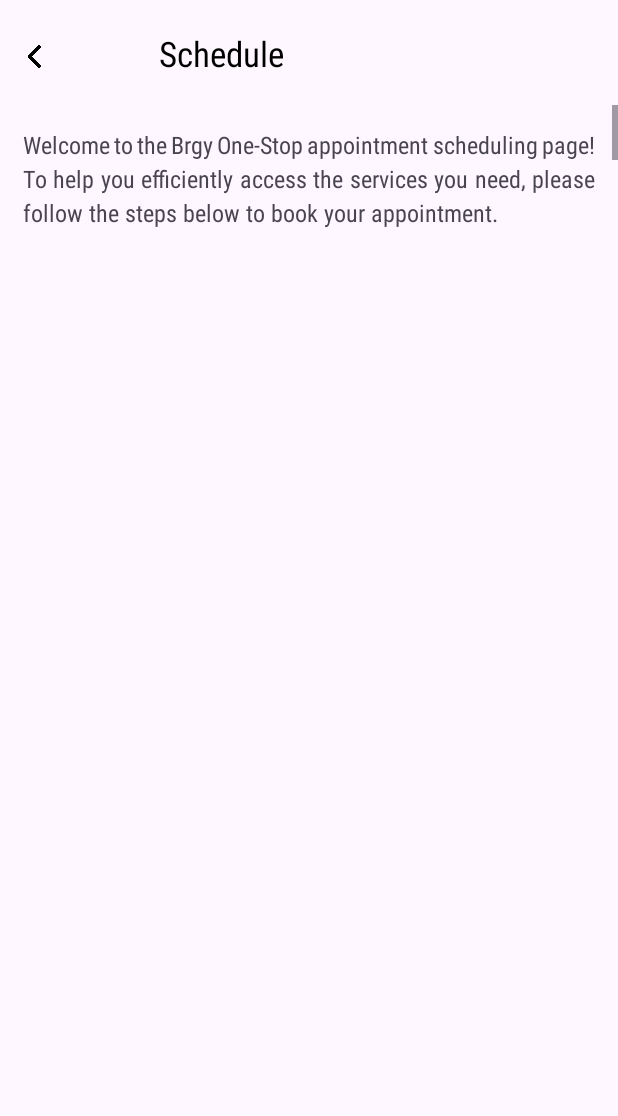
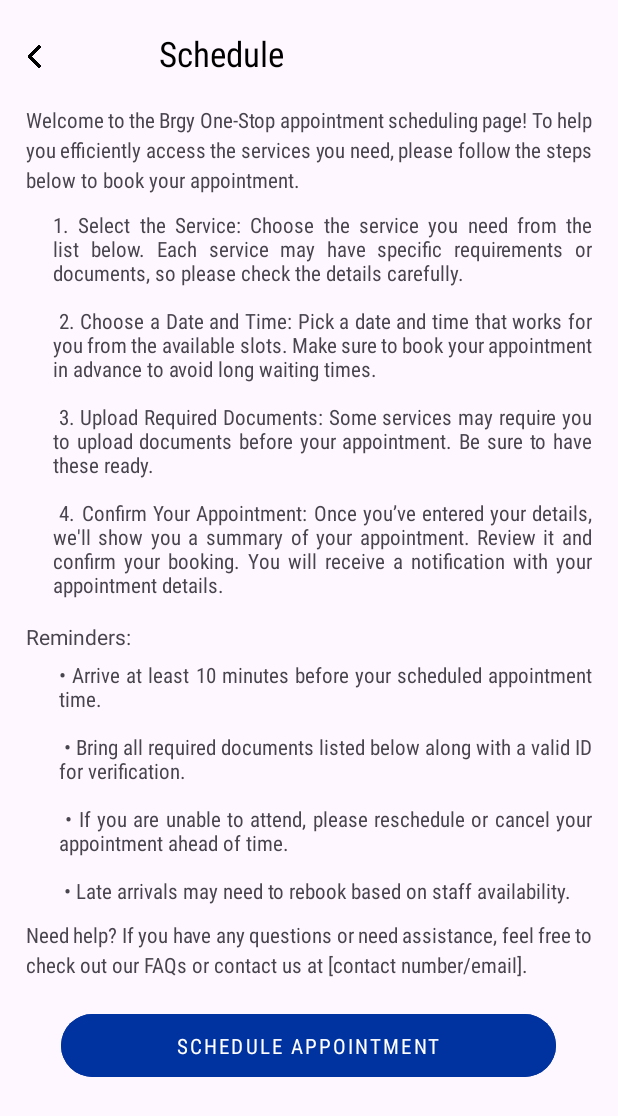
Before and after one commit to IgotW/BrgyOneStop, an Android app built with Jetpack Compose: the layout activity_schedule_appointment.xml on its own in the app's theme, with its tools: preview values and no code run, on a phone screen of 412 x 824 dp. Shown: the top 1116 px of the screen. Run offline under Robolectric (Android 15) with nearby library versions, the phone set to English and light mode, and no system bars.

Commit message:
initial wordings

```diff
--- a/app/src/main/res/layout/activity_schedule_appointment.xml
+++ b/app/src/main/res/layout/activity_schedule_appointment.xml
@@ -25,28 +25,77 @@
     </LinearLayout>
     <ScrollView
         android:layout_width="match_parent"
-        android:layout_height="match_parent">
+        android:layout_height="730dp">
+
         <LinearLayout
             android:layout_width="match_parent"
-            android:layout_height="match_parent">
+            android:layout_height="730dp"
+            android:orientation="vertical">
+
+            <TextView
+                android:layout_width="match_parent"
+                android:layout_height="70dp"
+                android:fontFamily="sans-serif-condensed"
+                android:justificationMode="inter_word"
+                android:lineSpacingExtra="4dp"
+                android:paddingLeft="17dp"
+                android:paddingRight="17dp"
+                android:text="Welcome to the Brgy One-Stop appointment scheduling page! To help you efficiently access the services you need, please follow the steps below to book your appointment."
+                android:textSize="14sp" />
+
+            <TextView
+                android:id="@+id/justifiedinstructionText"
+                android:layout_width="match_parent"
+                android:layout_height="match_parent"
+                android:fontFamily="sans-serif-condensed"
+                android:justificationMode="inter_word"
+                android:paddingLeft="35dp"
+                android:paddingRight="17dp"
+                android:text="@string/instructions_text"
+                android:textSize="14sp" />
+
+            <TextView
+                android:layout_width="match_parent"
+                android:layout_height="25dp"
+                android:layout_marginTop="15dp"
+                android:justificationMode="inter_word"
+                android:lineSpacingExtra="4dp"
+                android:paddingLeft="17dp"
+                android:text="Reminders:"
+                android:textSize="14sp" />
+
+            <TextView
+                android:id="@+id/justifiedreminderText"
+                android:layout_width="match_parent"
+                android:layout_height="match_parent"
+                android:fontFamily="sans-serif-condensed"
+                android:justificationMode="inter_word"
+                android:paddingLeft="39dp"
+                android:paddingRight="17dp"
+                android:text="@string/reminders_text"
+                android:textSize="14sp" />
+
             <TextView
                 android:layout_width="match_parent"
                 android:layout_height="match_parent"
-                android:text="Welcome to the Brgy One-Stop appointment scheduling page! To help you efficiently access the services you need, please follow the steps below to book your appointment."
-                android:padding="15dp"
+                android:layout_marginTop="10dp"
+                android:fontFamily="sans-serif-condensed"
                 android:justificationMode="inter_word"
                 android:lineSpacingExtra="4dp"
-                android:textSize="16sp"
-                android:fontFamily="sans-serif-condensed"/>
-            <TextView
-                android:id="@+id/justifiedText"
-                android:layout_width="match_parent"
-                android:layout_height="match_parent"
-                android:text="@string/instructions_text"
-                android:justificationMode="inter_word"
-                android:lineSpacingExtra="4dp"
-                android:textSize="16sp"
-                android:padding="16dp"/>
+                android:paddingLeft="17dp"
+                android:paddingRight="17dp"
+                android:text="Need help? If you have any questions or need assistance, feel free to check out our FAQs or contact us at [contact number/email]."
+                android:textSize="14sp" />
+
+            <Button
+                android:layout_width="330dp"
+                android:layout_height="50dp"
+                android:layout_gravity="center"
+                android:layout_marginTop="19dp"
+                android:backgroundTint="@color/primary_button"
+                android:fontFamily="sans-serif-condensed"
+                android:letterSpacing="0.1"
+                android:text="SCHEDULE APPOINTMENT" />
         </LinearLayout>
     </ScrollView>
 </LinearLayout>
--- a/app/src/main/res/layout/activity_schedule_appointment_form.xml
+++ b/app/src/main/res/layout/activity_schedule_appointment_form.xml
@@ -23,4 +23,22 @@
             android:layout_marginTop="20dp"
             android:layout_marginLeft="75dp"/>
     </LinearLayout>
+    <ScrollView
+        android:layout_width="match_parent"
+        android:layout_height="match_parent">
+        <LinearLayout
+            android:layout_width="match_parent"
+            android:layout_height="match_parent">
+            <TextView
+                android:layout_width="match_parent"
+                android:layout_height="70dp"
+                android:fontFamily="sans-serif-condensed"
+                android:justificationMode="inter_word"
+                android:lineSpacingExtra="4dp"
+                android:paddingLeft="17dp"
+                android:paddingRight="17dp"
+                android:text="Welcome to the Brgy One-Stop appointment scheduling page! To help you efficiently access the services you need, please follow the steps below to book your appointment."
+                android:textSize="14sp" />
+        </LinearLayout>
+    </ScrollView>
 </LinearLayout>
--- a/app/src/main/res/values/strings.xml
+++ b/app/src/main/res/values/strings.xml
@@ -13,4 +13,11 @@
         3. Upload Required Documents: Some services may require you to upload documents before your appointment. Be sure to have these ready.\n\n
         4. Confirm Your Appointment: Once you’ve entered your details, we'll show you a summary of your appointment. Review it and confirm your booking. You will receive a notification with your appointment details.
     </string>
+    <string name="reminders_text">
+        • Arrive at least 10 minutes before your scheduled appointment time.\n\n
+        • Bring all required documents listed below along with a valid ID for verification.\n\n
+        • If you are unable to attend, please reschedule or cancel your appointment ahead of time.\n\n
+        • Late arrivals may need to rebook based on staff availability.
+    </string>
+
 </resources>
```
